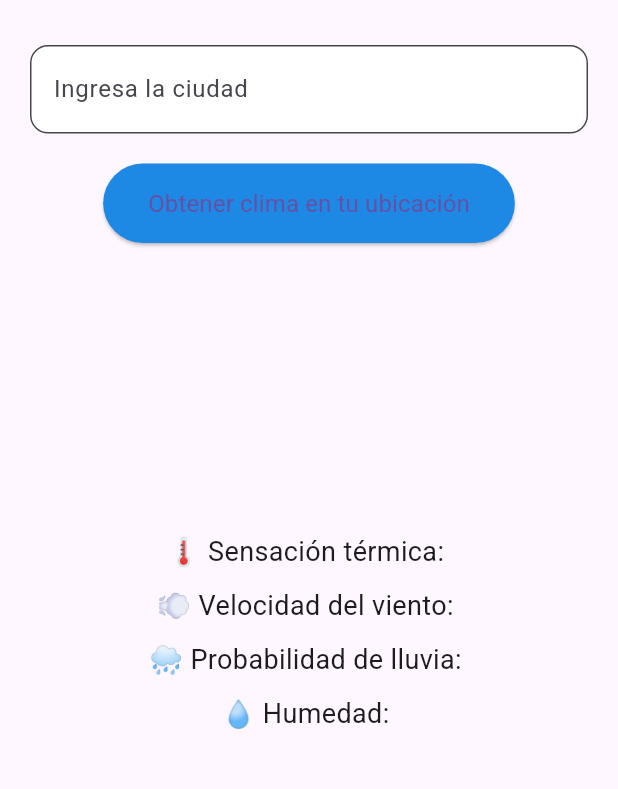
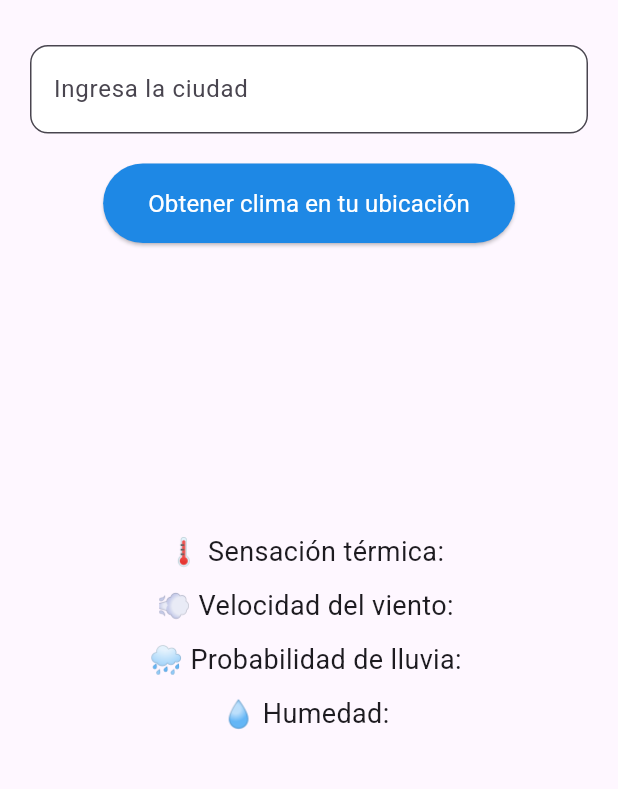
Before and after one commit to Shiroyasha1997/weather_app, a Flutter app: the screen it shows after launch, on a phone screen of 412 x 824 dp, the part 84-873 px from its top. Run offline on Flutter 3.47's test engine with Material 3 defaults, Android fonts, the phone set to English and light mode, and no system bars; our stand-ins replace geolocator.

Commit message:
se soluciono un problema en el nombre de la APK, y se cambio de color la fuente de un boton

```diff
--- a/lib/main.dart
+++ b/lib/main.dart
@@ -152,7 +152,7 @@
         if (e is http.ClientException) {
           _weather = 'No tienes conexión a Internet. Verifica tu conexión y vuelve a intentarlo.';
         } else {
-          _weather = 'Fallo al obtener los datos del clima. Error: $e. Intenta nuevamente.';
+          _weather = 'Fallo al obtener los datos del clima. Intenta nuevamente.';
         }
       });
     }
@@ -225,7 +225,7 @@
           'No tienes conexión a Internet. Verifica tu conexión y vuelve a intentarlo.';
         } else {
           _weather =
-          'Fallo al obtener los datos del clima. Error: $e. Intenta nuevamente.';
+          'Fallo al obtener los datos del clima. Intenta nuevamente.';
         }
       });
     }
@@ -308,13 +308,18 @@
             ElevatedButton(
               onPressed: _getWeatherByLocation,
               style: ElevatedButton.styleFrom(
-                padding: const EdgeInsets.symmetric(vertical: 15, horizontal: 30), backgroundColor: Colors.blue.shade600,
+                padding: const EdgeInsets.symmetric(vertical: 15, horizontal: 30),
+                backgroundColor: Colors.blue.shade600,
                 shape: RoundedRectangleBorder(
                   borderRadius: BorderRadius.circular(30),
                 ),
               ),
-              child: const Text('Obtener clima en tu ubicación', style: TextStyle(fontSize: 16)),
+              child: const Text(
+                'Obtener clima en tu ubicación',
+                style: TextStyle(fontSize: 16, color: Colors.white), // Texto en blanco
+              ),
             ),
+
             const SizedBox(height: 30),
             if (_isLoading)
               const CircularProgressIndicator()
```
Also changed, not shown: 2 other files.
